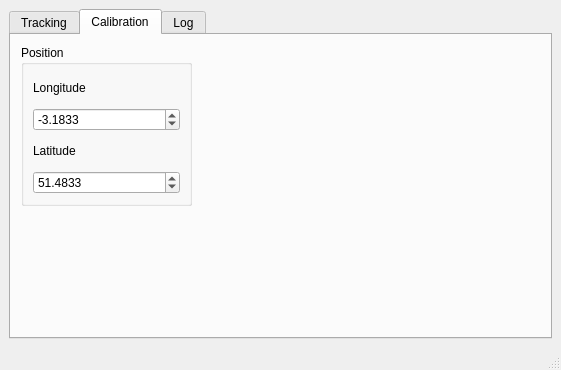
Old version of the form solar_drive.ui in the repository badders/solar_drive.
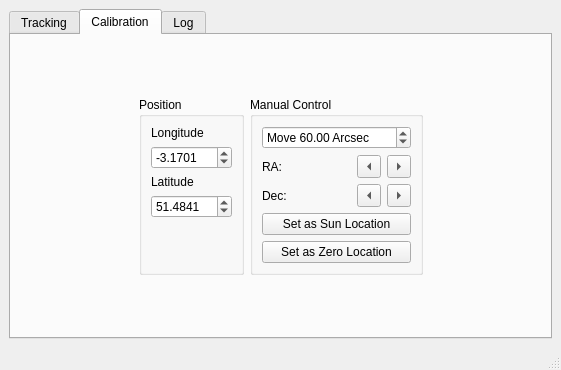
New version of the form. The open tabs and pages were chosen to show the change.

Commit message: Make zero calibration actuall work Add sun seeking

Patch:
```diff
--- a/solar_drive.ui
+++ b/solar_drive.ui
@@ -258,15 +258,37 @@
        <attribute name="title">
         <string>Calibration</string>
        </attribute>
+       <layout class="QVBoxLayout" name="verticalLayout_9">
+        <item>
+         <spacer name="verticalSpacer_6">
+          <property name="orientation">
+           <enum>Qt::Vertical</enum>
+          </property>
+          <property name="sizeHint" stdset="0">
+           <size>
+            <width>20</width>
+            <height>40</height>
+           </size>
+          </property>
+         </spacer>
+        </item>
+        <item>
+         <layout class="QHBoxLayout" name="horizontalLayout_7">
+          <item>
+           <spacer name="horizontalSpacer_3">
+            <property name="orientation">
+             <enum>Qt::Horizontal</enum>
+            </property>
+            <property name="sizeHint" stdset="0">
+             <size>
+              <width>40</width>
+              <height>20</height>
+             </size>
+            </property>
+           </spacer>
+          </item>
+          <item>
        <widget class="QGroupBox" name="groupBox_2">
-        <property name="geometry">
-         <rect>
-          <x>10</x>
-          <y>10</y>
-          <width>171</width>
-          <height>161</height>
-         </rect>
-        </property>
         <property name="title">
          <string>Position</string>
         </property>
@@ -293,7 +315,7 @@
             <double>180.000000000000000</double>
            </property>
            <property name="value">
-            <double>-3.183300000000000</double>
+                <double>-3.170100000000000</double>
            </property>
           </widget>
          </item>
@@ -313,12 +335,159 @@
             <double>90.000000000000000</double>
            </property>
            <property name="value">
-            <double>51.483300000000000</double>
+                <double>51.484099999999998</double>
            </property>
           </widget>
          </item>
-        </layout>
-       </widget>
+             <item>
+              <spacer name="verticalSpacer_8">
+               <property name="orientation">
+                <enum>Qt::Vertical</enum>
+               </property>
+               <property name="sizeHint" stdset="0">
+                <size>
+                 <width>20</width>
+                 <height>40</height>
+                </size>
+               </property>
+              </spacer>
+             </item>
+            </layout>
+           </widget>
+          </item>
+          <item>
+           <widget class="QGroupBox" name="groupBox_4">
+            <property name="title">
+             <string>Manual Control</string>
+            </property>
+            <property name="flat">
+             <bool>true</bool>
+            </property>
+            <layout class="QVBoxLayout" name="verticalLayout_8">
+             <item>
+              <widget class="QDoubleSpinBox" name="calArcSec">
+               <property name="prefix">
+                <string>Move </string>
+               </property>
+               <property name="suffix">
+                <string> Arcsec</string>
+               </property>
+               <property name="maximum">
+                <double>20000.000000000000000</double>
+               </property>
+               <property name="value">
+                <double>60.000000000000000</double>
+               </property>
+              </widget>
+             </item>
+             <item>
+              <layout class="QHBoxLayout" name="horizontalLayout_3">
+               <item>
+                <widget class="QLabel" name="label_13">
+                 <property name="text">
+                  <string>RA:</string>
+                 </property>
+                </widget>
+               </item>
+               <item>
+                <widget class="QToolButton" name="raLeft">
+                 <property name="text">
+                  <string>...</string>
+                 </property>
+                 <property name="arrowType">
+                  <enum>Qt::LeftArrow</enum>
+                 </property>
+                </widget>
+               </item>
+               <item>
+                <widget class="QToolButton" name="raRight">
+                 <property name="text">
+                  <string>...</string>
+                 </property>
+                 <property name="arrowType">
+                  <enum>Qt::RightArrow</enum>
+                 </property>
+                </widget>
+               </item>
+              </layout>
+             </item>
+             <item>
+              <layout class="QHBoxLayout" name="horizontalLayout_4">
+               <item>
+                <widget class="QLabel" name="label_14">
+                 <property name="text">
+                  <string>Dec:</string>
+                 </property>
+                </widget>
+               </item>
+               <item>
+                <widget class="QToolButton" name="decLeft">
+                 <property name="text">
+                  <string>...</string>
+                 </property>
+                 <property name="arrowType">
+                  <enum>Qt::LeftArrow</enum>
+                 </property>
+                </widget>
+               </item>
+               <item>
+                <widget class="QToolButton" name="decRight">
+                 <property name="text">
+                  <string>...</string>
+                 </property>
+                 <property name="arrowType">
+                  <enum>Qt::RightArrow</enum>
+                 </property>
+                </widget>
+               </item>
+              </layout>
+             </item>
+             <item>
+              <widget class="QPushButton" name="setSun">
+               <property name="text">
+                <string>Set as Sun Location</string>
+               </property>
+              </widget>
+             </item>
+             <item>
+              <widget class="QPushButton" name="setZero">
+               <property name="text">
+                <string>Set as Zero Location</string>
+               </property>
+              </widget>
+             </item>
+            </layout>
+           </widget>
+          </item>
+          <item>
+           <spacer name="horizontalSpacer_4">
+            <property name="orientation">
+             <enum>Qt::Horizontal</enum>
+            </property>
+            <property name="sizeHint" stdset="0">
+             <size>
+              <width>40</width>
+              <height>20</height>
+             </size>
+            </property>
+           </spacer>
+          </item>
+         </layout>
+        </item>
+        <item>
+         <spacer name="verticalSpacer_7">
+          <property name="orientation">
+           <enum>Qt::Vertical</enum>
+          </property>
+          <property name="sizeHint" stdset="0">
+           <size>
+            <width>20</width>
+            <height>40</height>
+           </size>
+          </property>
+         </spacer>
+        </item>
+       </layout>
       </widget>
       <widget class="QWidget" name="tab_3">
        <attribute name="title">
```
Left out of the diff: 82 changed lines with no effect on the pictures. Lines whose indentation alone changed are shown as unchanged. The commit also changes 2 other files.
